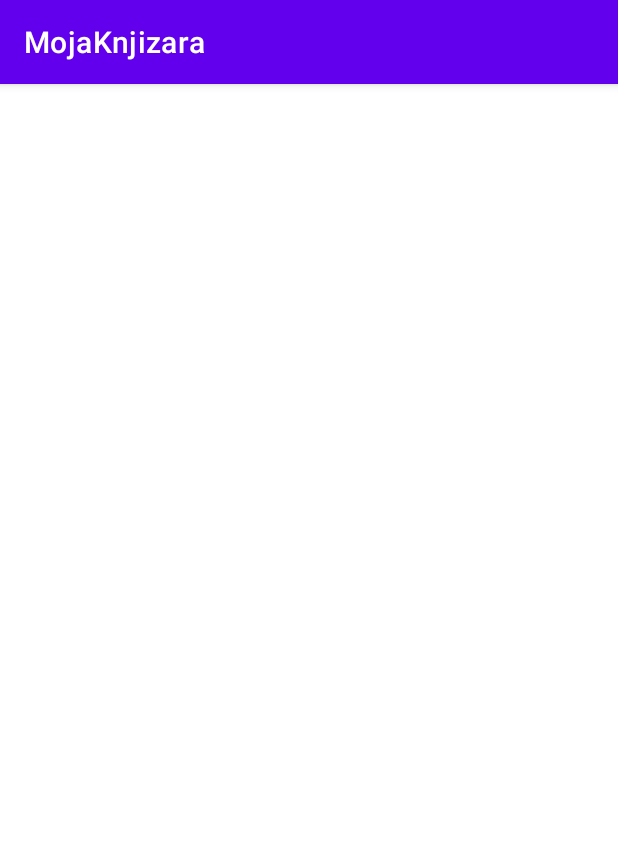
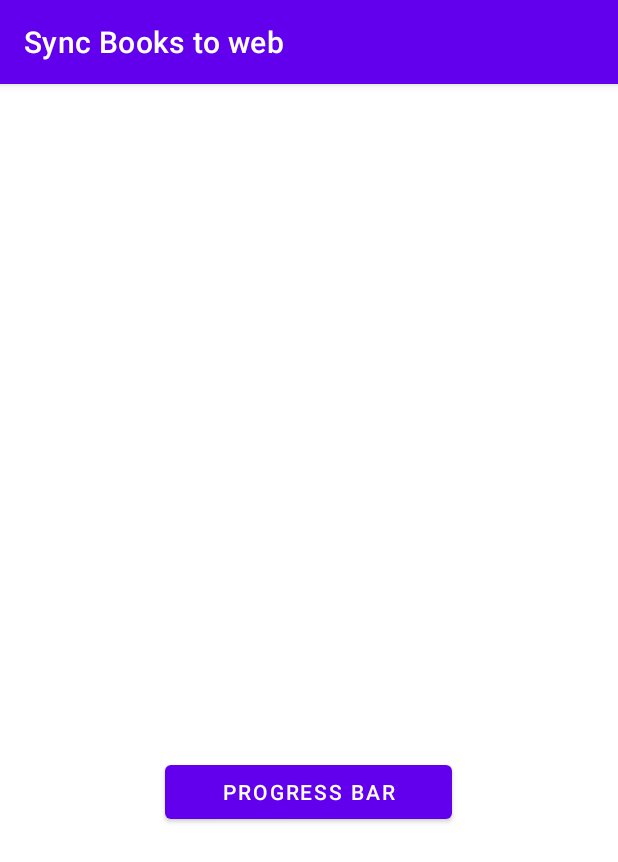
Before and after one commit to homoludens/MyLibrary, an Android app: the SyncActivity screen opened directly, with no data from a screen before it, on a phone screen of 412 x 824 dp. Shown: the top 862 px of the screen. Run offline under Robolectric (Android 15) with nearby library versions, the phone set to English and light mode, and no system bars.

Commit message:
progress bar in sync activity

```diff
--- a/app/src/main/AndroidManifest.xml
+++ b/app/src/main/AndroidManifest.xml
@@ -19,7 +19,6 @@
         android:roundIcon="@mipmap/ic_book_logo_round"
         android:supportsRtl="true"
         android:theme="@style/Theme.MojaKnjizara">
-        <activity android:name=".SyncActivity"></activity>
         <activity
             android:name=".SettingsActivity"
             android:label="@string/title_activity_settings" />
@@ -38,6 +37,9 @@
         <activity
             android:name=".NewBookActivity"
             android:label="@string/title_search_book_activity" />
+        <activity
+            android:name=".SyncActivity"
+            android:label="Sync Books to web" />
 
         <provider
             android:name="androidx.core.content.FileProvider"
--- a/app/src/main/java/net/droopia/mojaknjizara/SyncActivity.kt
+++ b/app/src/main/java/net/droopia/mojaknjizara/SyncActivity.kt
@@ -2,10 +2,66 @@ package net.droopia.mojaknjizara
 
 import androidx.appcompat.app.AppCompatActivity
 import android.os.Bundle
+import android.widget.Button
+import android.widget.ProgressBar
+import android.widget.TextView
+import android.os.Handler
+import android.view.View
+
+//https://www.geeksforgeeks.org/progressbar-in-kotlin/
 
 class SyncActivity : AppCompatActivity() {
+
+    private var progressBar: ProgressBar? = null
+    private var i = 0
+    private var txtView: TextView? = null
+    private val handler = Handler()
+
     override fun onCreate(savedInstanceState: Bundle?) {
         super.onCreate(savedInstanceState)
         setContentView(R.layout.activity_sync)
+
+        // finding progressbar by its id
+        progressBar = findViewById<ProgressBar>(R.id.progress_Bar) as ProgressBar
+
+        // finding textview by its id
+        txtView = findViewById<TextView>(R.id.text_view)
+
+        // finding button by its id
+        val btn = findViewById<Button>(R.id.show_button)
+
+        // handling click on button
+        btn.setOnClickListener {
+            // Before clicking the button the progress bar will invisible
+            // so we have to change the visibility of the progress bar to visible
+            // setting the progressbar visibility to visible
+            progressBar!!.visibility = View.VISIBLE
+
+            i = progressBar!!.progress
+
+            Thread(Runnable {
+                // this loop will run until the value of i becomes 99
+                while (i < 100) {
+                    i += 1
+                    // Update the progress bar and display the current value
+                    handler.post(Runnable {
+                        progressBar!!.progress = i
+                        // setting current progress to the textview
+                        txtView!!.text = i.toString() + "/" + progressBar!!.max
+                    })
+                    try {
+                        Thread.sleep(100)
+                    } catch (e: InterruptedException) {
+                        e.printStackTrace()
+                    }
+                }
+
+                // setting the visibility of the progressbar to invisible
+                // or you can use View.GONE instead of invisible
+                // View.GONE will remove the progressbar
+                progressBar!!.visibility = View.INVISIBLE
+
+            }).start()
+        }
     }
 }
--- a/app/src/main/res/layout/activity_sync.xml
+++ b/app/src/main/res/layout/activity_sync.xml
@@ -1,9 +1,67 @@
 <?xml version="1.0" encoding="utf-8"?>
-<androidx.constraintlayout.widget.ConstraintLayout xmlns:android="http://schemas.android.com/apk/res/android"
+<androidx.coordinatorlayout.widget.CoordinatorLayout xmlns:android="http://schemas.android.com/apk/res/android"
     xmlns:app="http://schemas.android.com/apk/res-auto"
     xmlns:tools="http://schemas.android.com/tools"
     android:layout_width="match_parent"
     android:layout_height="match_parent"
-    tools:context=".SyncActivity">
+    tools:context=".SyncActivity"
+    android:id="@+id/sync_activity">
 
-</androidx.constraintlayout.widget.ConstraintLayout>
+    <com.google.android.material.appbar.AppBarLayout
+        android:layout_width="match_parent"
+        android:layout_height="wrap_content"
+        android:theme="@style/Theme.MojaKnjizara.AppBarOverlay">
+
+
+
+    </com.google.android.material.appbar.AppBarLayout>
+
+    <RelativeLayout
+        xmlns:android="http://schemas.android.com/apk/res/android"
+        xmlns:app="http://schemas.android.com/apk/res-auto"
+        xmlns:tools="http://schemas.android.com/tools"
+        android:layout_width="match_parent"
+        android:layout_height="match_parent"
+        tools:context=".MainActivity">
+
+        <!-- adding progress bar -->
+        <ProgressBar
+            android:id="@+id/progress_Bar"
+            style="?android:attr/progressBarStyle"
+            android:layout_width="200dp"
+            android:layout_height="wrap_content"
+            android:layout_marginLeft="70dp"
+            android:layout_marginTop="150dp"
+            android:indeterminate = "true"
+            android:max="100"
+            android:minWidth="200dp"
+            android:minHeight="50dp"
+            android:visibility="invisible"
+            android:layout_centerInParent="true"
+            android:progress="0"
+            android:layout_marginStart="70dp" />
+
+        <!-- adding textview which will show the progress -->
+        <TextView
+            android:id="@+id/text_view"
+            android:layout_width="wrap_content"
+            android:layout_height="wrap_content"
+            android:layout_below="@+id/progress_Bar"
+            android:layout_centerHorizontal="true" />
+
+        <!-- adding button to start the progress -->
+        <Button
+            android:id="@+id/show_button"
+            android:layout_width="191dp"
+            android:layout_height="wrap_content"
+            android:layout_below="@+id/text_view"
+            android:layout_marginLeft="70dp"
+            android:layout_marginTop="20dp"
+            android:text="Progress Bar"
+            android:layout_centerHorizontal="true"
+            android:layout_marginStart="70dp" />
+
+    </RelativeLayout>
+
+
+</androidx.coordinatorlayout.widget.CoordinatorLayout>
```
